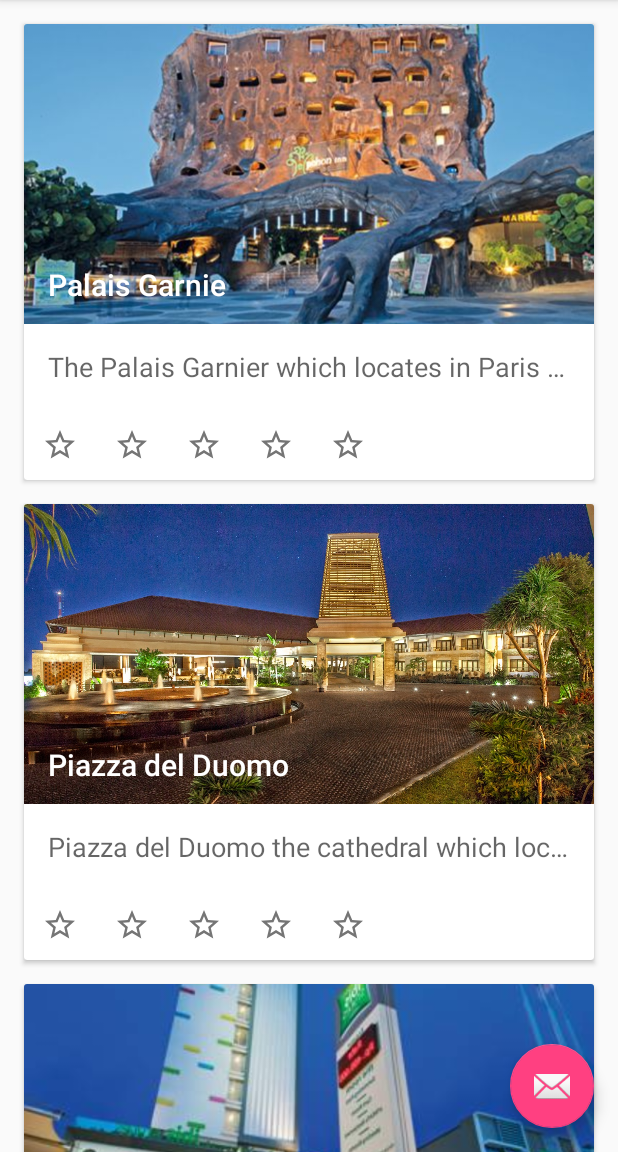
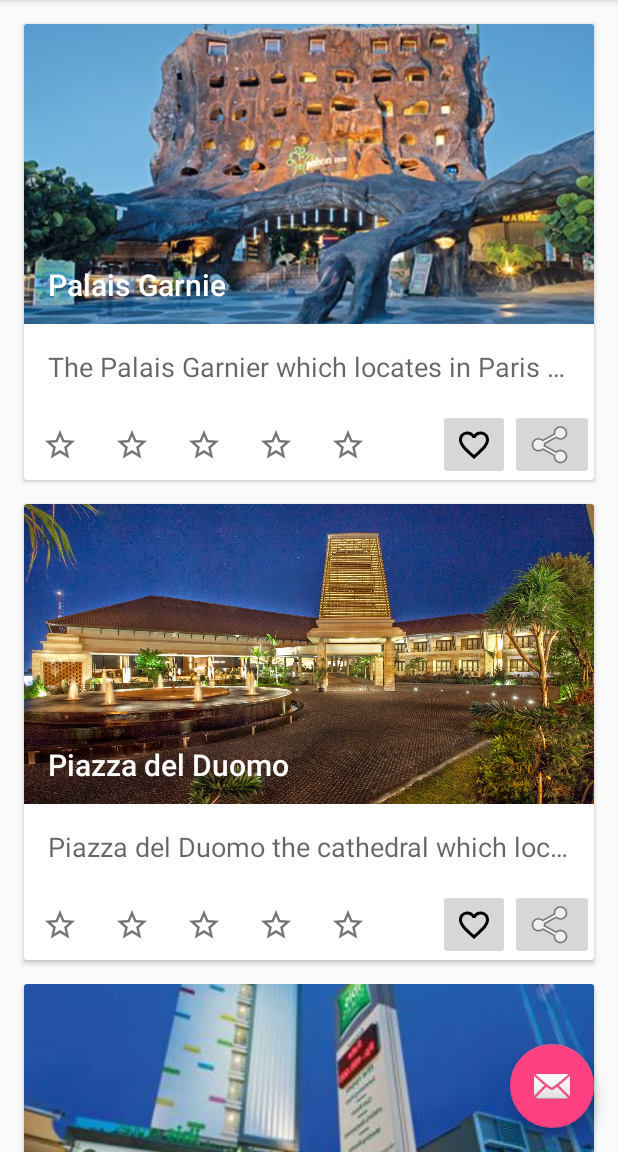
Before and after one commit to ochaperdana/SleepWhere, an Android app: the screen it shows after launch (MainActivity), on a phone screen of 412 x 824 dp, the part 84-1236 px from its top. Run offline under Robolectric (Android 15) with nearby library versions, the phone set to English and light mode, and no system bars.

Commit message:
ImageButton Favorite & Share

```diff
--- a/app/src/main/java/id/sch/smktelkom_mlg/project/xirpl107162534/sleepwhere/adapter/HotelAdapter.java
+++ b/app/src/main/java/id/sch/smktelkom_mlg/project/xirpl107162534/sleepwhere/adapter/HotelAdapter.java
@@ -23,12 +23,11 @@ import id.sch.smktelkom_mlg.project.xirpl107162534.sleepwhere.model.Hotel;
 public class HotelAdapter extends RecyclerView.Adapter<HotelAdapter.ViewHolder> {
 
     IHotelAdapter mIHotelAdapter;
+    ArrayList<Hotel> hotelList;
 
-
-    public interface IHotelAdapter
-    {
-        void doClick(int pos);
-        void doFav(int pos);
+    public HotelAdapter(Context context, ArrayList<Hotel> hotelList) {
+        this.hotelList = hotelList;
+        mIHotelAdapter = (IHotelAdapter) context;
     }
 
     @Override
@@ -53,6 +52,12 @@ public class HotelAdapter extends RecyclerView.Adapter<HotelAdapter.ViewHolder>
         return 0;
     }
 
+    public interface IHotelAdapter {
+        void doClick(int pos);
+
+        void doFav(int pos);
+    }
+
     public class ViewHolder extends RecyclerView.ViewHolder {
         ImageView ivFoto;
         TextView tvJudul;
@@ -67,7 +72,8 @@ public class HotelAdapter extends RecyclerView.Adapter<HotelAdapter.ViewHolder>
             ivFoto=(ImageView) itemView.findViewById(R.id.imageView);
             tvJudul=(TextView) itemView.findViewById(R.id.judul);
             tvDeskripsi=(TextView) itemView.findViewById(R.id.deskripsi);
-            ibFav=(ImageButton) itemView.findViewById(R.id.like);
+            ibFav = (ImageButton) itemView.findViewById(R.id.ibFav);
+            ibShare = (ImageButton) itemView.findViewById(R.id.ibShare);
             itemView.setOnClickListener(new View.OnClickListener()
             {
                 @Override
@@ -86,9 +92,4 @@ public class HotelAdapter extends RecyclerView.Adapter<HotelAdapter.ViewHolder>
             });
         }
     }
-    ArrayList<Hotel> hotelList;
-    public HotelAdapter(Context context, ArrayList<Hotel> hotelList){
-        this.hotelList=hotelList;
-        mIHotelAdapter=(IHotelAdapter) context;
-    }
 }
--- a/app/src/main/res/layout/item.xml
+++ b/app/src/main/res/layout/item.xml
@@ -1,95 +1,117 @@
 <?xml version="1.0" encoding="utf-8"?>
 <android.support.v7.widget.CardView
     xmlns:android="http://schemas.android.com/apk/res/android"
+    xmlns:app="http://schemas.android.com/apk/res-auto"
     xmlns:tools="http://schemas.android.com/tools"
-    xmlns:app="http://schemas.android.com/apk/res-auto"
     android:id="@+id/cardView"
-    android:foreground="?attr/selectableItemBackground"
+    android:layout_width="match_parent"
+    android:layout_height="304dp"
+    android:layout_gravity="center"
     android:layout_marginBottom="@dimen/activity_vertical_margin"
     android:layout_marginLeft="@dimen/activity_horizontal_margin"
     android:layout_marginRight="@dimen/activity_horizontal_margin"
-    android:layout_gravity="center"
-    android:layout_width="match_parent"
-    android:layout_height="304dp">
+    android:foreground="?attr/selectableItemBackground">
 
     <RelativeLayout
         android:layout_width="match_parent"
         android:layout_height="wrap_content">
         <ImageView
             android:id="@+id/imageView"
-            tools:src="@drawable/a"
+            android:layout_width="match_parent"
+            android:layout_height="200dp"
             android:scaleType="centerCrop"
-            android:layout_width="match_parent"
-            android:layout_height="200dp" />
+            tools:src="@drawable/a" />
 
         <TextView
+            android:id="@+id/judul"
             android:layout_width="match_parent"
             android:layout_height="40dp"
-            android:id="@+id/judul"
-            tools:text="Judul"
+            android:layout_alignBottom="@id/imageView"
             android:layout_marginLeft="16dp"
-            android:layout_alignBottom="@id/imageView"
             android:textAppearance="@style/Base.TextAppearance.AppCompat.Title"
-            android:textColor="@android:color/white"/>
+            android:textColor="@android:color/white"
+            tools:text="Judul" />
 
         <TextView
+            android:id="@+id/deskripsi"
             android:layout_width="match_parent"
             android:layout_height="wrap_content"
-            android:id="@+id/deskripsi"
             android:layout_below="@+id/imageView"
+            android:ellipsize="end"
+            android:maxLines="1"
             android:padding="16dp"
-            android:maxLines="1"
-            android:ellipsize="end"
             android:textAppearance="@style/Base.TextAppearance.AppCompat.Medium"/>
+
         <ImageButton
+            android:id="@+id/rating2"
+            style="?android:attr/borderlessButtonStyle"
             android:layout_width="48dp"
             android:layout_height="48dp"
+            android:layout_below="@+id/deskripsi"
+            android:layout_marginRight="0dp"
+            android:layout_toRightOf="@+id/rating1"
+            android:tint="#757575"
+            app:srcCompat="@drawable/ic_star_border_black_24dp"/>
+        <ImageButton
+            android:id="@+id/rating3"
+            style="?android:attr/borderlessButtonStyle"
+            android:layout_width="48dp"
+            android:layout_height="48dp"
+            android:layout_below="@+id/deskripsi"
+            android:layout_marginRight="0dp"
+            android:layout_toRightOf="@+id/rating2"
+            android:tint="#757575"
+            app:srcCompat="@drawable/ic_star_border_black_24dp"/>
+        <ImageButton
+            android:id="@+id/rating4"
+            style="?android:attr/borderlessButtonStyle"
+            android:layout_width="48dp"
+            android:layout_height="48dp"
+            android:layout_below="@+id/deskripsi"
+            android:layout_marginRight="0dp"
+            android:layout_toRightOf="@+id/rating3"
+            android:tint="#757575"
+            app:srcCompat="@drawable/ic_star_border_black_24dp"/>
+        <ImageButton
+            android:id="@+id/rating5"
+            style="?android:attr/borderlessButtonStyle"
+            android:layout_width="48dp"
+            android:layout_height="48dp"
+            android:layout_below="@+id/deskripsi"
+            android:layout_marginRight="0dp"
+            android:layout_toRightOf="@+id/rating4"
+            android:tint="#757575"
+            app:srcCompat="@drawable/ic_star_border_black_24dp"/>
+
+        <ImageButton
+            android:id="@+id/ibShare"
+            android:layout_width="wrap_content"
+            android:layout_height="wrap_content"
+            android:layout_alignParentEnd="true"
+            android:layout_alignParentRight="true"
+            android:layout_below="@+id/deskripsi"
+            app:srcCompat="@android:drawable/ic_menu_share" />
+
+        <ImageButton
             android:id="@+id/rating1"
-            android:layout_marginRight="0dp"
+            style="?android:attr/borderlessButtonStyle"
+            android:layout_width="48dp"
+            android:layout_height="48dp"
+            android:layout_alignParentLeft="true"
+            android:layout_alignParentStart="true"
             android:layout_below="@+id/deskripsi"
             android:tint="#757575"
-            style="?android:attr/borderlessButtonStyle"
-            app:srcCompat="@drawable/ic_star_border_black_24dp"/>
+            app:srcCompat="@drawable/ic_star_border_black_24dp" />
+
         <ImageButton
-            android:layout_width="48dp"
-            android:layout_height="48dp"
-            android:id="@+id/rating2"
-            android:layout_marginRight="0dp"
-            android:layout_toRightOf="@+id/rating1"
+            android:id="@+id/ibFav"
+            android:layout_width="wrap_content"
+            android:layout_height="wrap_content"
+            android:layout_alignParentBottom="true"
             android:layout_below="@+id/deskripsi"
-            android:tint="#757575"
-            style="?android:attr/borderlessButtonStyle"
-            app:srcCompat="@drawable/ic_star_border_black_24dp"/>
-        <ImageButton
-            android:layout_width="48dp"
-            android:layout_height="48dp"
-            android:id="@+id/rating3"
-            android:layout_marginRight="0dp"
-            android:layout_below="@+id/deskripsi"
-            android:layout_toRightOf="@+id/rating2"
-            android:tint="#757575"
-            style="?android:attr/borderlessButtonStyle"
-            app:srcCompat="@drawable/ic_star_border_black_24dp"/>
-        <ImageButton
-            android:layout_width="48dp"
-            android:layout_height="48dp"
-            android:id="@+id/rating4"
-            android:layout_marginRight="0dp"
-            android:layout_below="@+id/deskripsi"
-            android:layout_toRightOf="@+id/rating3"
-            android:tint="#757575"
-            style="?android:attr/borderlessButtonStyle"
-            app:srcCompat="@drawable/ic_star_border_black_24dp"/>
-        <ImageButton
-            android:layout_width="48dp"
-            android:layout_height="48dp"
-            android:id="@+id/rating5"
-            android:layout_marginRight="0dp"
-            android:layout_below="@+id/deskripsi"
-            android:layout_toRightOf="@+id/rating4"
-            android:tint="#757575"
-            style="?android:attr/borderlessButtonStyle"
-            app:srcCompat="@drawable/ic_star_border_black_24dp"/>
+            android:layout_toLeftOf="@+id/ibShare"
+            android:layout_toStartOf="@+id/ibShare"
+            app:srcCompat="@drawable/ic_favorite_border_black_24dp" />
     </RelativeLayout>
 
 </android.support.v7.widget.CardView>
--- a/build.gradle
+++ b/build.gradle
@@ -5,7 +5,7 @@ buildscript {
         jcenter()
     }
     dependencies {
-        classpath 'com.android.tools.build:gradle:2.2.0'
+        classpath 'com.android.tools.build:gradle:2.2.2'
 
         // NOTE: Do not place your application dependencies here; they belong
         // in the individual module build.gradle files
```
